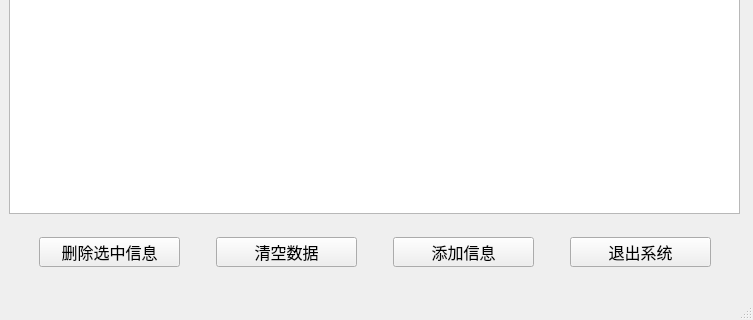
The window that ManageSys.ui (Vegetable-Bird404/address-book) describes before a commit, drawn with Qt 5; both pictures show x 0 to 753 and y 341 to 661 of the 753 by 661 pixel window.
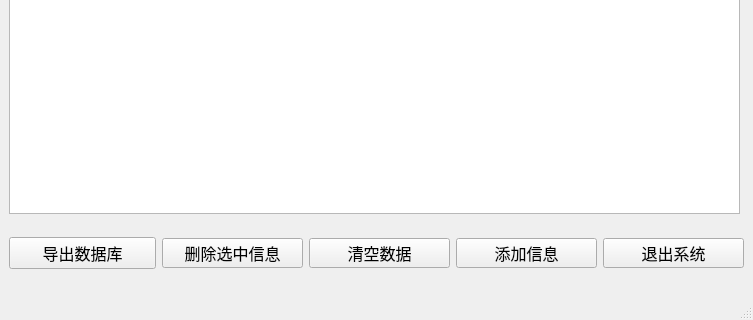
The same window after the commit.

Commit message: 基于sqlite3和pyqt5的学生管理系统V1.0，包括增、删、改、查数据，账户密码管理，PDF导出功能。

Diff of the .ui file:
```diff
--- a/ManageSys.ui
+++ b/ManageSys.ui
@@ -261,6 +261,19 @@
     </item>
     <item row="3" column="0">
      <layout class="QHBoxLayout" name="horizontalLayout">
+      <item>
+       <widget class="QPushButton" name="pushButtonExp">
+        <property name="font">
+         <font>
+          <family>Adobe Fangsong Std</family>
+          <pointsize>12</pointsize>
+         </font>
+        </property>
+        <property name="text">
+         <string>导出数据库</string>
+        </property>
+       </widget>
+      </item>
       <item>
        <widget class="QPushButton" name="pushButtondelete">
         <property name="sizePolicy">
```
The commit also changes 18 other files.
